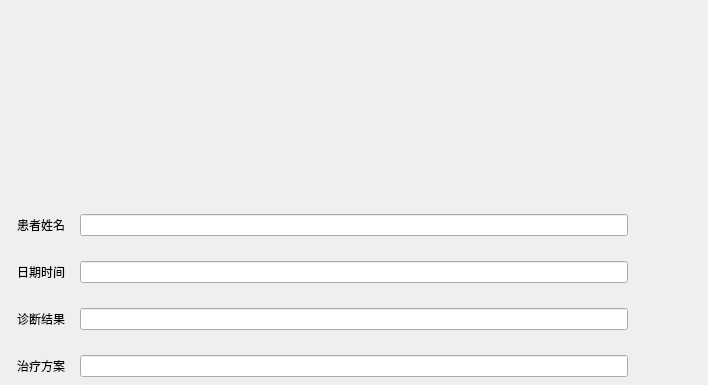
Before: the Qt Designer form ui/EditMedicalRecord.ui in BottleOfErie/SmartHospital, drawn with Qt 5; both pictures show x 94 to 802 and y 0 to 385 of the 1283 by 682 pixel window.
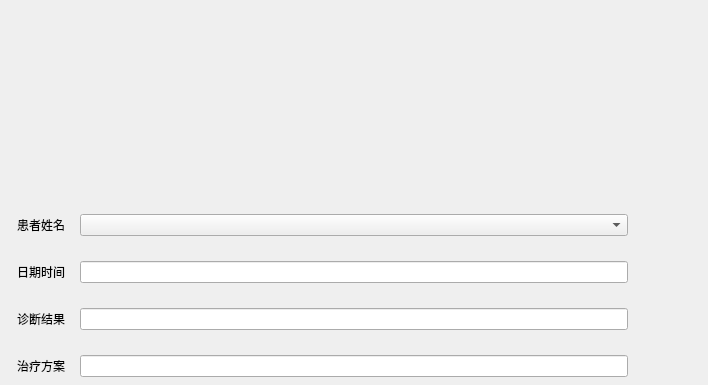
After: the same form once the commit is applied. Icons and pictures are not drawn.

The edit to the form file:
```diff
--- a/ui/EditMedicalRecord.ui
+++ b/ui/EditMedicalRecord.ui
@@ -59,9 +59,6 @@
          </property>
         </widget>
        </item>
-       <item row="0" column="1">
-        <widget class="QLineEdit" name="lineEdit"/>
-       </item>
        <item row="1" column="0">
         <widget class="QLabel" name="label_3">
          <property name="text">
@@ -130,6 +127,9 @@
          </item>
         </layout>
        </item>
+       <item row="0" column="1">
+        <widget class="QComboBox" name="comboBox"/>
+       </item>
       </layout>
      </item>
      <item>
```
